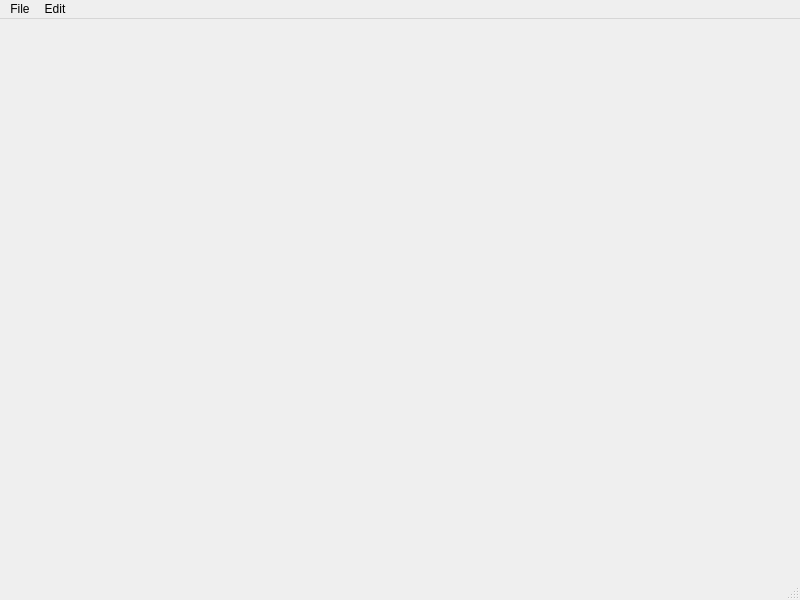
Qt form Client/UI/MainWindow.ui (Aymoon12/NetworksProject) before a commit.
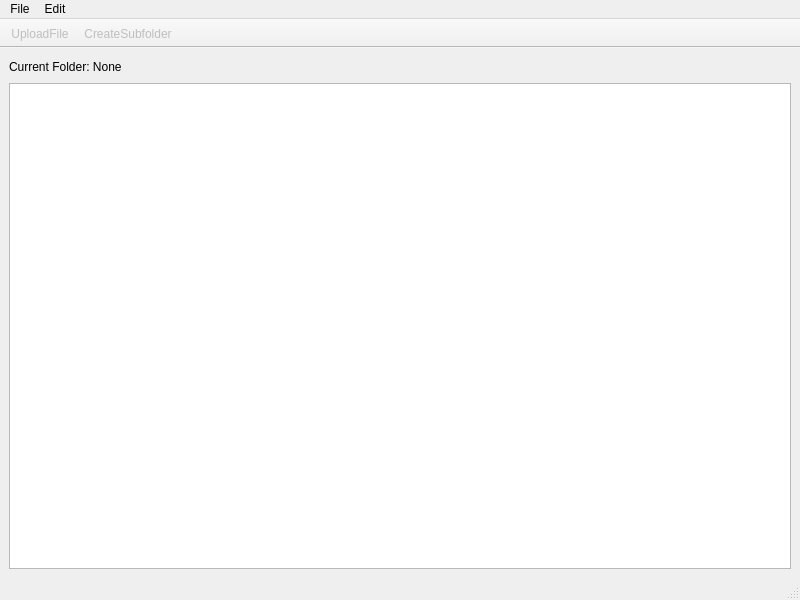
The same form after that commit. Icons and pictures are not drawn.

```diff
--- a/Client/UI/MainWindow.ui
+++ b/Client/UI/MainWindow.ui
@@ -2,6 +2,9 @@
 <ui version="4.0">
  <class>MainWindow</class>
  <widget class="QMainWindow" name="MainWindow">
+  <property name="enabled">
+   <bool>true</bool>
+  </property>
   <property name="geometry">
    <rect>
     <x>0</x>
@@ -25,7 +28,44 @@
   <property name="windowTitle">
    <string>MainWindow</string>
   </property>
-  <widget class="QWidget" name="centralwidget"/>
+  <widget class="QWidget" name="centralwidget">
+   <layout class="QHBoxLayout" name="horizontalLayout_2">
+    <item>
+     <layout class="QVBoxLayout" name="verticalLayout">
+      <item>
+       <layout class="QHBoxLayout" name="horizontalLayout">
+        <property name="sizeConstraint">
+         <enum>QLayout::SetDefaultConstraint</enum>
+        </property>
+        <item>
+         <widget class="QLabel" name="label">
+          <property name="text">
+           <string>Current Folder: None</string>
+          </property>
+         </widget>
+        </item>
+        <item>
+         <spacer name="horizontalSpacer_2">
+          <property name="orientation">
+           <enum>Qt::Horizontal</enum>
+          </property>
+          <property name="sizeHint" stdset="0">
+           <size>
+            <width>40</width>
+            <height>20</height>
+           </size>
+          </property>
+         </spacer>
+        </item>
+       </layout>
+      </item>
+      <item>
+       <widget class="QListWidget" name="listWidget"/>
+      </item>
+     </layout>
+    </item>
+   </layout>
+  </widget>
   <widget class="QMenuBar" name="menubar">
    <property name="geometry">
     <rect>
@@ -59,6 +99,22 @@
    <addaction name="menuEdit"/>
   </widget>
   <widget class="QStatusBar" name="statusbar"/>
+  <widget class="QToolBar" name="toolBar">
+   <property name="windowTitle">
+    <string>toolBar</string>
+   </property>
+   <property name="movable">
+    <bool>false</bool>
+   </property>
+   <attribute name="toolBarArea">
+    <enum>TopToolBarArea</enum>
+   </attribute>
+   <attribute name="toolBarBreak">
+    <bool>false</bool>
+   </attribute>
+   <addaction name="actionUploadFile"/>
+   <addaction name="actionCreateSubfolder"/>
+  </widget>
   <action name="actionPreferences">
    <property name="text">
     <string>Preferences</string>
@@ -85,6 +141,42 @@
     <string>Connect to Server</string>
    </property>
   </action>
+  <action name="actionUploadFile">
+   <property name="enabled">
+    <bool>false</bool>
+   </property>
+   <property name="icon">
+    <iconset>
+     <normaloff>Icons/upload.svg</normaloff>Icons/upload.svg</iconset>
+   </property>
+   <property name="text">
+    <string>UploadFile</string>
+   </property>
+   <property name="toolTip">
+    <string>Upload a file to the server</string>
+   </property>
+   <property name="shortcut">
+    <string>Ctrl+U</string>
+   </property>
+  </action>
+  <action name="actionCreateSubfolder">
+   <property name="enabled">
+    <bool>false</bool>
+   </property>
+   <property name="icon">
+    <iconset>
+     <normaloff>Icons/folder-plus.svg</normaloff>Icons/folder-plus.svg</iconset>
+   </property>
+   <property name="text">
+    <string>CreateSubfolder</string>
+   </property>
+   <property name="toolTip">
+    <string>Create a subfolder on the server</string>
+   </property>
+   <property name="shortcut">
+    <string>Ctrl+I</string>
+   </property>
+  </action>
  </widget>
  <resources/>
  <connections/>
```
Left out of the diff: 5 changed lines with no effect on the pictures.
